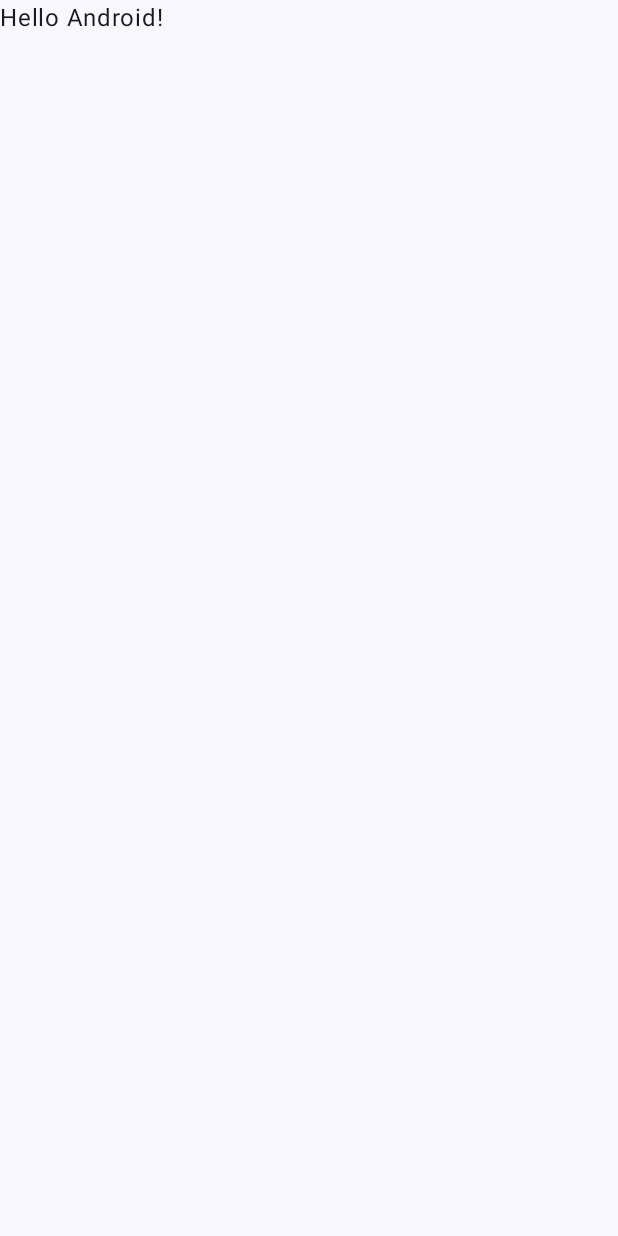
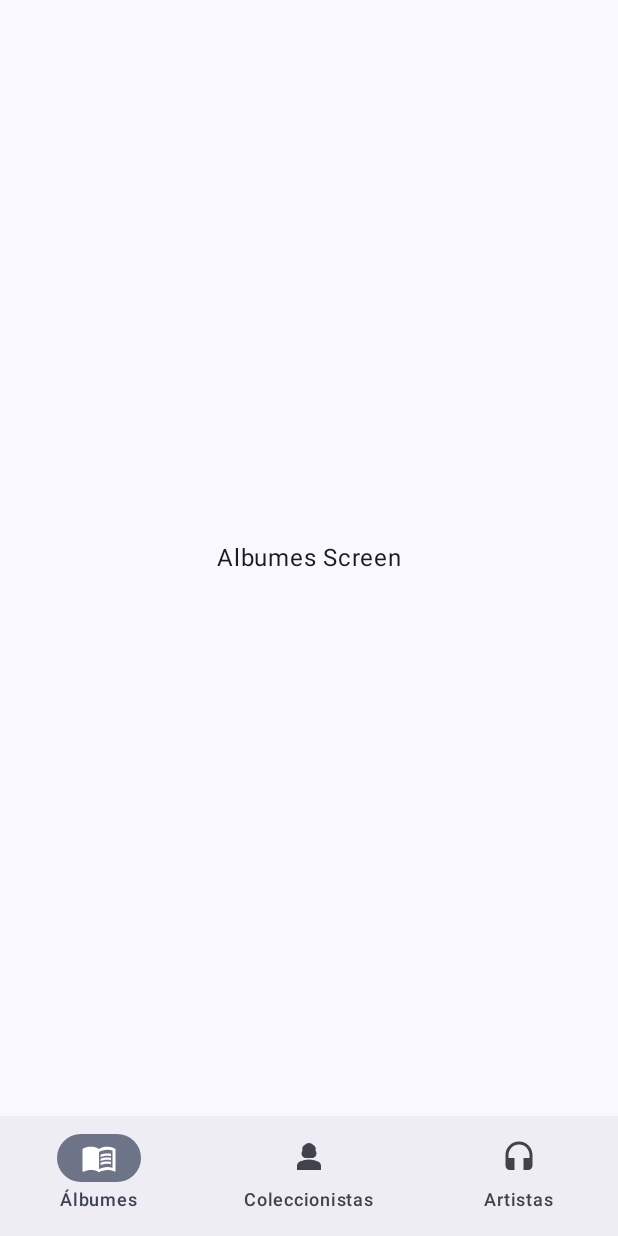
Before and after one commit to DavidMS73/MISW-4203, an Android app built with Jetpack Compose: the screen it shows after launch (MainActivity), on a phone screen of 412 x 824 dp. Before the commit the screen is almost empty. Run offline under Robolectric (Android 15) with nearby library versions, the phone set to English and light mode, and no system bars.

Commit message:
Added bottom navbar

```diff
--- a/app/src/main/java/com/example/vinilos/MainActivity.kt
+++ b/app/src/main/java/com/example/vinilos/MainActivity.kt
@@ -4,13 +4,6 @@ import android.os.Bundle
 import androidx.activity.ComponentActivity
 import androidx.activity.compose.setContent
 import androidx.activity.enableEdgeToEdge
-import androidx.compose.foundation.layout.fillMaxSize
-import androidx.compose.foundation.layout.padding
-import androidx.compose.material3.Scaffold
-import androidx.compose.material3.Text
-import androidx.compose.runtime.Composable
-import androidx.compose.ui.Modifier
-import androidx.compose.ui.tooling.preview.Preview
 import com.example.vinilos.ui.theme.VinilosTheme
 
 class MainActivity : ComponentActivity() {
@@ -19,29 +12,8 @@ class MainActivity : ComponentActivity() {
         enableEdgeToEdge()
         setContent {
             VinilosTheme {
-                Scaffold(modifier = Modifier.fillMaxSize()) { innerPadding ->
-                    Greeting(
-                        name = "Android",
-                        modifier = Modifier.padding(innerPadding)
-                    )
-                }
+                VinilosApp()
             }
         }
     }
 }
-
-@Composable
-fun Greeting(name: String, modifier: Modifier = Modifier) {
-    Text(
-        text = "Hello $name!",
-        modifier = modifier
-    )
-}
-
-@Preview(showBackground = true)
-@Composable
-fun GreetingPreview() {
-    VinilosTheme {
-        Greeting("Android")
-    }
-}
--- /dev/null
+++ b/app/src/main/java/com/example/vinilos/VinilosApp.kt
@@ -0,0 +1,26 @@
+package com.example.vinilos
+
+import androidx.compose.foundation.layout.fillMaxSize
+import androidx.compose.runtime.Composable
+import androidx.compose.ui.Modifier
+import androidx.navigation.NavHostController
+import androidx.navigation.compose.NavHost
+import androidx.navigation.compose.composable
+import androidx.navigation.compose.rememberNavController
+import com.example.vinilos.ui.navigation.Home
+import com.example.vinilos.ui.screens.VinilosHome
+
+@Composable
+fun VinilosApp(
+    navController: NavHostController = rememberNavController(),
+) {
+    NavHost(
+        navController = navController,
+        startDestination = Home,
+        modifier = Modifier.fillMaxSize()
+    ) {
+        composable<Home> {
+            VinilosHome(navController = navController)
+        }
+    }
+}
--- /dev/null
+++ b/app/src/main/java/com/example/vinilos/ui/models/BottomNavRoute.kt
@@ -0,0 +1,8 @@
+package com.example.vinilos.ui.models
+
+import androidx.compose.ui.graphics.vector.ImageVector
+
+data class BottomNavRoute(
+    val icon: ImageVector,
+    val name: String,
+)
--- /dev/null
+++ b/app/src/main/java/com/example/vinilos/ui/navigation/Routes.kt
@@ -0,0 +1,6 @@
+package com.example.vinilos.ui.navigation
+
+import kotlinx.serialization.Serializable
+
+@Serializable
+object Home
--- /dev/null
+++ b/app/src/main/java/com/example/vinilos/ui/screens/AlbumesScreen.kt
@@ -0,0 +1,27 @@
+package com.example.vinilos.ui.screens
+
+import androidx.compose.foundation.layout.Arrangement
+import androidx.compose.foundation.layout.Column
+import androidx.compose.foundation.layout.PaddingValues
+import androidx.compose.foundation.layout.fillMaxSize
+import androidx.compose.foundation.layout.padding
+import androidx.compose.material3.Text
+import androidx.compose.runtime.Composable
+import androidx.compose.ui.Alignment
+import androidx.compose.ui.Modifier
+
+@Composable
+fun AlbumesScreen(
+    innerPadding: PaddingValues,
+    modifier: Modifier = Modifier,
+) {
+    Column(
+        verticalArrangement = Arrangement.Center,
+        horizontalAlignment = Alignment.CenterHorizontally,
+        modifier = modifier
+            .fillMaxSize()
+            .padding(innerPadding),
+    ) {
+        Text("Albumes Screen")
+    }
+}
--- /dev/null
+++ b/app/src/main/java/com/example/vinilos/ui/screens/VinilosHome.kt
@@ -0,0 +1,90 @@
+package com.example.vinilos.ui.screens
+
+import androidx.compose.foundation.layout.fillMaxSize
+import androidx.compose.material.icons.Icons
+import androidx.compose.material.icons.automirrored.filled.MenuBook
+import androidx.compose.material.icons.filled.Headset
+import androidx.compose.material.icons.filled.Person3
+import androidx.compose.material3.Icon
+import androidx.compose.material3.NavigationBar
+import androidx.compose.material3.NavigationBarItem
+import androidx.compose.material3.Scaffold
+import androidx.compose.material3.Text
+import androidx.compose.runtime.Composable
+import androidx.compose.runtime.getValue
+import androidx.compose.runtime.mutableIntStateOf
+import androidx.compose.runtime.saveable.rememberSaveable
+import androidx.compose.runtime.setValue
+import androidx.compose.ui.Modifier
+import androidx.navigation.NavController
+import com.example.vinilos.ui.models.BottomNavRoute
+
+val routes = listOf(
+    BottomNavRoute(
+        icon = Icons.AutoMirrored.Filled.MenuBook,
+        name = "Álbumes",
+    ),
+    BottomNavRoute(
+        icon = Icons.Filled.Person3,
+        name = "Coleccionistas",
+    ),
+    BottomNavRoute(
+        icon = Icons.Filled.Headset,
+        name = "Artistas",
+    ),
+)
+
+@Composable
+fun VinilosHome(
+    navController: NavController,
+) {
+    var selectedIdx by rememberSaveable { mutableIntStateOf(0) }
+
+    Scaffold(
+        modifier = Modifier.fillMaxSize(),
+        bottomBar = {
+            BottomNavigationBar(
+                routes = routes,
+                onItemTap = { selectedIdx = it },
+                selectedIdx = selectedIdx,
+            )
+        }
+    ) { innerPadding ->
+        when (selectedIdx) {
+            0 -> AlbumesScreen(
+                innerPadding = innerPadding,
+            )
+            1 -> ColeccionistasScreen(
+                innerPadding = innerPadding,
+            )
+            2 -> ArtistasScreen(
+                innerPadding = innerPadding,
+            )
+        }
+    }
+}
+
+@Composable
+fun BottomNavigationBar(
+    routes: List<BottomNavRoute>,
+    onItemTap: (Int) -> Unit,
+    selectedIdx: Int,
+) {
+    NavigationBar {
+        for ((idx, route) in routes.withIndex()) {
+            NavigationBarItem(
+                icon = {
+                    Icon(
+                        route.icon,
+                        contentDescription = route.name,
+                    )
+                },
+                label = { Text(route.name) },
+                selected = selectedIdx == idx,
+                onClick = {
+                    onItemTap(idx)
+                }
+            )
+        }
+    }
+}
```
Also changed, not shown: app/build.gradle.kts (+11 -0 lines), app/src/main/java/com/example/vinilos/ui/screens/ArtistasScreen.kt (added, +27 -0 lines), app/src/main/java/com/example/vinilos/ui/screens/ColeccionistasScreen.kt (added, +27 -0 lines).
